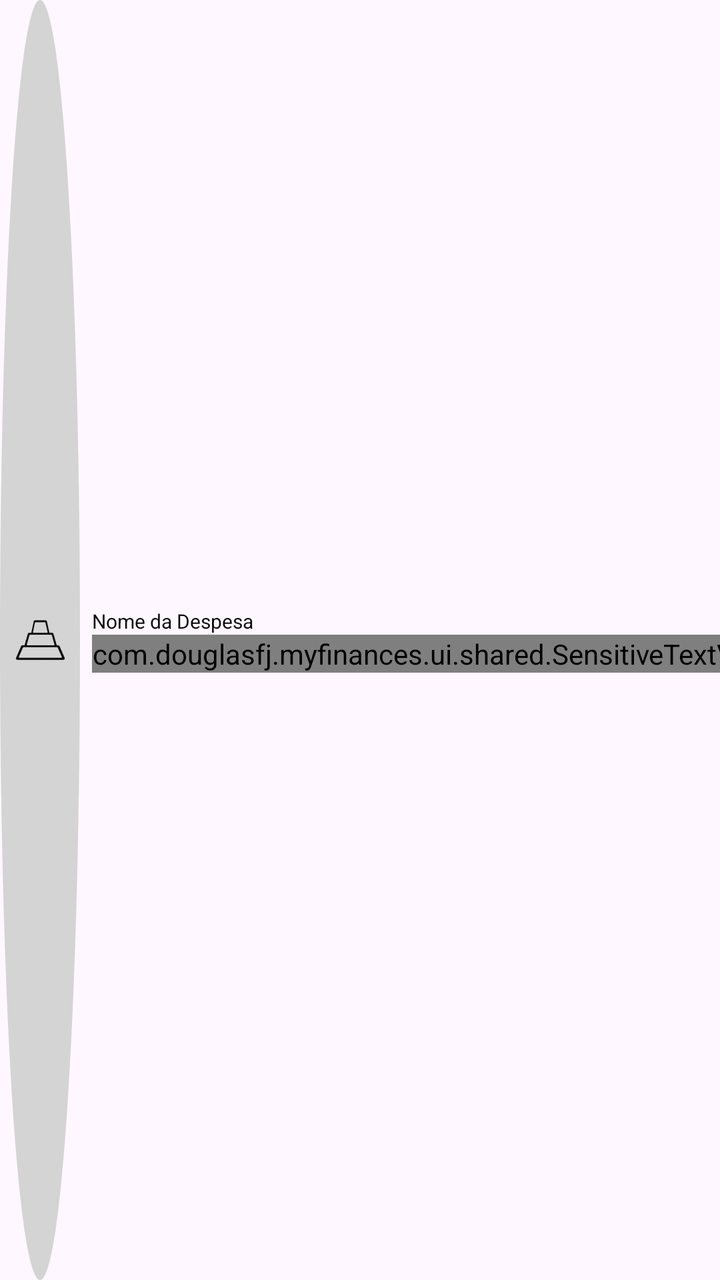
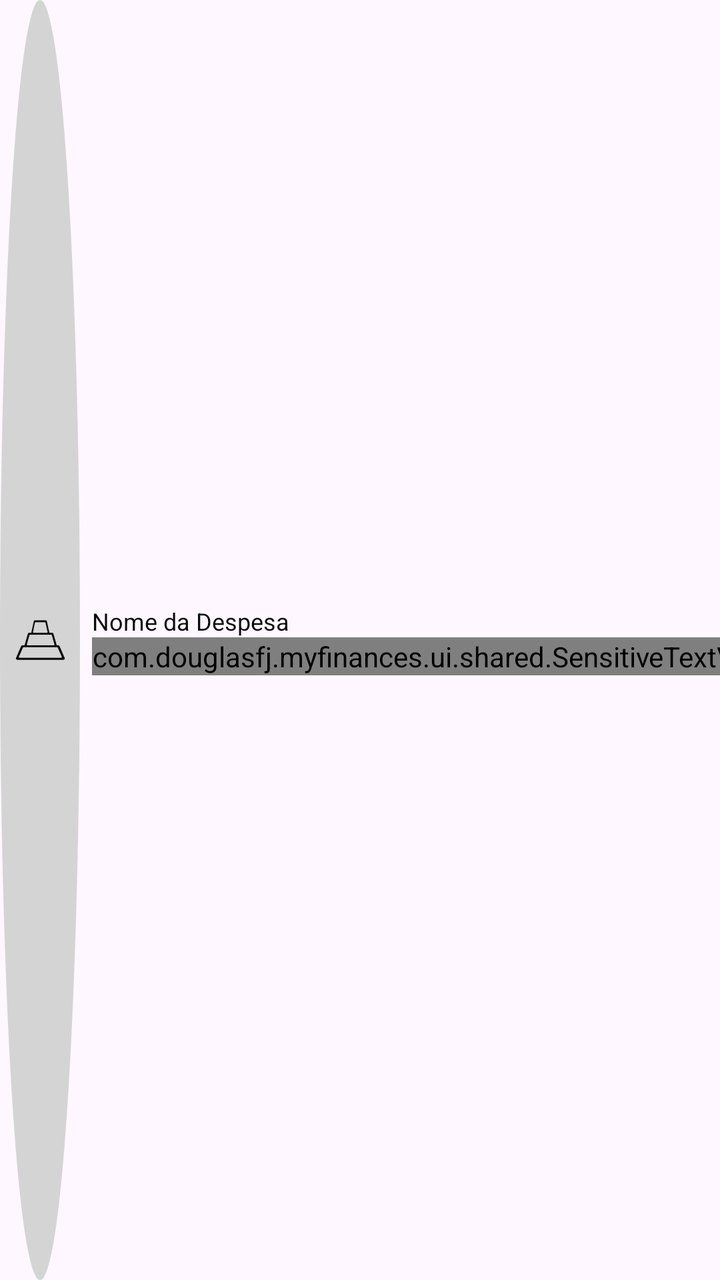

Before-and-after screenshots of an Android layout around one commit, followed by the original layout XML and the change that was made.
<!-- AndroidManifest.xml: application theme Theme.MyFinances -->
<!-- res/layout/layout_despesa.xml -->
<?xml version="1.0" encoding="utf-8"?>
<androidx.constraintlayout.widget.ConstraintLayout xmlns:android="http://schemas.android.com/apk/res/android"
    xmlns:tools="http://schemas.android.com/tools"
    android:layout_width="wrap_content"
    android:layout_height="40dp"
    xmlns:app="http://schemas.android.com/apk/res-auto">

    <androidx.constraintlayout.widget.ConstraintLayout
        android:id="@+id/layout_despesa_wrapper_imagem"
        android:layout_width="40dp"
        android:layout_height="match_parent"
        android:background="@drawable/circle"
        android:backgroundTint="@color/neutral_300"
        app:layout_constraintStart_toStartOf="parent">

        <ImageView
            android:id="@+id/layout_despesa_imagem"
            android:layout_width="25dp"
            android:layout_height="25dp"
            android:src="@drawable/base"
            app:tint="@color/neutral_950"
            app:layout_constraintBottom_toBottomOf="parent"
            app:layout_constraintEnd_toEndOf="parent"
            app:layout_constraintStart_toStartOf="parent"
            app:layout_constraintTop_toTopOf="parent" />
    </androidx.constraintlayout.widget.ConstraintLayout>

    <androidx.constraintlayout.widget.ConstraintLayout
        android:id="@+id/layout_despesa_wrapper_textos"
        android:layout_width="wrap_content"
        android:layout_height="wrap_content"
        android:layout_marginStart="6dp"
        app:layout_constraintTop_toTopOf="parent"
        app:layout_constraintBottom_toBottomOf="parent"
        app:layout_constraintLeft_toRightOf="@id/layout_despesa_wrapper_imagem">

        <TextView
            android:id="@+id/layout_despesa_nome_despesa"
            android:layout_width="wrap_content"
            android:layout_height="wrap_content"
            android:layout_marginBottom="2dp"
            android:textSize="10sp"
            android:text="Nome da Despesa"
            android:textColor="@color/neutral_950"
            app:layout_constraintTop_toTopOf="parent"
            app:layout_constraintLeft_toLeftOf="parent"/>

        <com.douglasfj.myfinances.ui.shared.SensitiveTextView
            android:id="@+id/layout_despesa_despesa"
            android:layout_width="wrap_content"
            android:layout_height="wrap_content"
            android:textSize="8sp"
            android:text="R$ 000,00"
            android:textColor="@color/neutral_700"
            app:layout_constraintTop_toBottomOf="@id/layout_despesa_nome_despesa"
            app:layout_constraintLeft_toLeftOf="parent"/>
    </androidx.constraintlayout.widget.ConstraintLayout>
</androidx.constraintlayout.widget.ConstraintLayout>
<!-- resources referenced by this layout -->
<resources>
  <color name="neutral_300">#D4D4D4</color>
  <color name="neutral_700">#404040</color>
  <color name="neutral_950">#0A0A0A</color>
  <!-- drawable base: vector/xml drawable (drawable, 2827 chars, omitted) -->
  <!-- drawable circle (drawable) -->
  <?xml version="1.0" encoding="utf-8"?>
  <shape xmlns:android="http://schemas.android.com/apk/res/android"
      android:shape="oval">
      <solid android:color="@color/white"/>
  </shape>
  <style name="Theme.MyFinances" parent="Theme.Material3.DayNight.NoActionBar">
          
          <item name="colorPrimary">@color/white</item>
          <item name="colorPrimaryVariant">@color/neutral_100</item>
          <item name="colorOnPrimary">@color/neutral_800</item>
          
          <item name="colorSecondary">@color/emerald_500</item>
          <item name="colorSecondaryVariant">@color/emerald_700</item>
          <item name="colorOnSecondary">@color/white</item>
          
          <item name="android:statusBarColor">?attr/colorPrimaryVariant</item>
          
          <item name="fontFamily">@font/nunito_semibold</item>
          
          <item name="buttonStyle">@style/Widget.MyFinances.Button</item>
      </style>
  <color name="white">#FFFFFFFF</color>
  <color name="neutral_100">#F5F5F5</color>
  <color name="neutral_800">#262626</color>
  <color name="emerald_500">#10B981</color>
  <color name="emerald_700">#047857</color>
  <style name="Widget.MyFinances.Button" parent="Widget.Material3.Button">
          <item name="android:elevation">6dp</item>
          <item name="android:translationZ">2dp</item>
      </style>
</resources>

<!-- the commit's change to res/layout/layout_despesa.xml (unified diff, before → after) -->
@@ -39,8 +39,8 @@
             android:layout_width="wrap_content"
             android:layout_height="wrap_content"
             android:layout_marginBottom="2dp"
-            android:textSize="10sp"
-            android:text="Nome da Despesa"
+            android:textSize="12sp"
+            android:text="@string/str_default_nome_despesa"
             android:textColor="@color/neutral_950"
             app:layout_constraintTop_toTopOf="parent"
             app:layout_constraintLeft_toLeftOf="parent"/>
@@ -49,8 +49,8 @@
             android:id="@+id/layout_despesa_despesa"
             android:layout_width="wrap_content"
             android:layout_height="wrap_content"
-            android:textSize="8sp"
-            android:text="R$ 000,00"
+            android:textSize="11sp"
+            android:text="@string/str_default_money"
             android:textColor="@color/neutral_700"
             app:layout_constraintTop_toBottomOf="@id/layout_despesa_nome_despesa"
             app:layout_constraintLeft_toLeftOf="parent"/>
<!-- resource entries referenced after the edit -->
@@ -10,6 +10,8 @@
       android:shape="oval">
       <solid android:color="@color/white"/>
   </shape>
+  <string name="str_default_money">R$ 000,00</string>
+  <string name="str_default_nome_despesa">Nome da Despesa</string>
   <style name="Theme.MyFinances" parent="Theme.Material3.DayNight.NoActionBar">
           
           <item name="colorPrimary">@color/white</item>
@@ -25,6 +27,7 @@
           <item name="fontFamily">@font/nunito_semibold</item>
           
           <item name="buttonStyle">@style/Widget.MyFinances.Button</item>
+          <item name="alertDialogTheme">@style/ThemeOverlay.MyFinances.AlertDialog</item>
       </style>
   <color name="white">#FFFFFFFF</color>
   <color name="neutral_100">#F5F5F5</color>
@@ -35,5 +38,20 @@
           <item name="android:elevation">6dp</item>
           <item name="android:translationZ">2dp</item>
       </style>
+  <style name="ThemeOverlay.MyFinances.AlertDialog" parent="ThemeOverlay.AppCompat.Dialog.Alert">
+          <item name="android:colorBackgroundFloating">@color/dialog_background</item>
+          <item name="android:textColorPrimary">@color/dialog_text</item>
+          <item name="android:textColorSecondary">@color/dialog_text</item>
+          <item name="colorAccent">@color/dialog_action</item>
+          <item name="buttonBarPositiveButtonStyle">@style/Widget.MyFinances.DialogButton</item>
+          <item name="buttonBarNegativeButtonStyle">@style/Widget.MyFinances.DialogButton</item>
+          <item name="buttonBarNeutralButtonStyle">@style/Widget.MyFinances.DialogButton</item>
+      </style>
+  <color name="dialog_background">#FFFFFF</color>
+  <color name="dialog_text">#262626</color>
+  <color name="dialog_action">#047857</color>
+  <style name="Widget.MyFinances.DialogButton" parent="Widget.AppCompat.Button.ButtonBar.AlertDialog">
+          <item name="android:textColor">@color/dialog_action</item>
+      </style>
 </resources>
 
